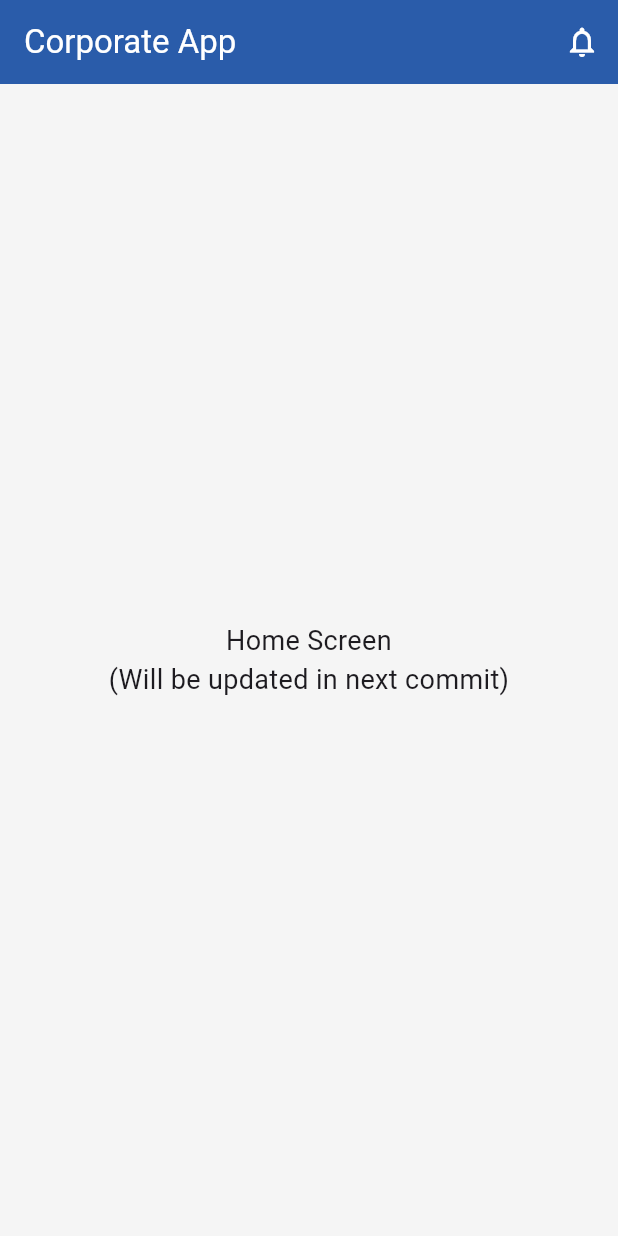
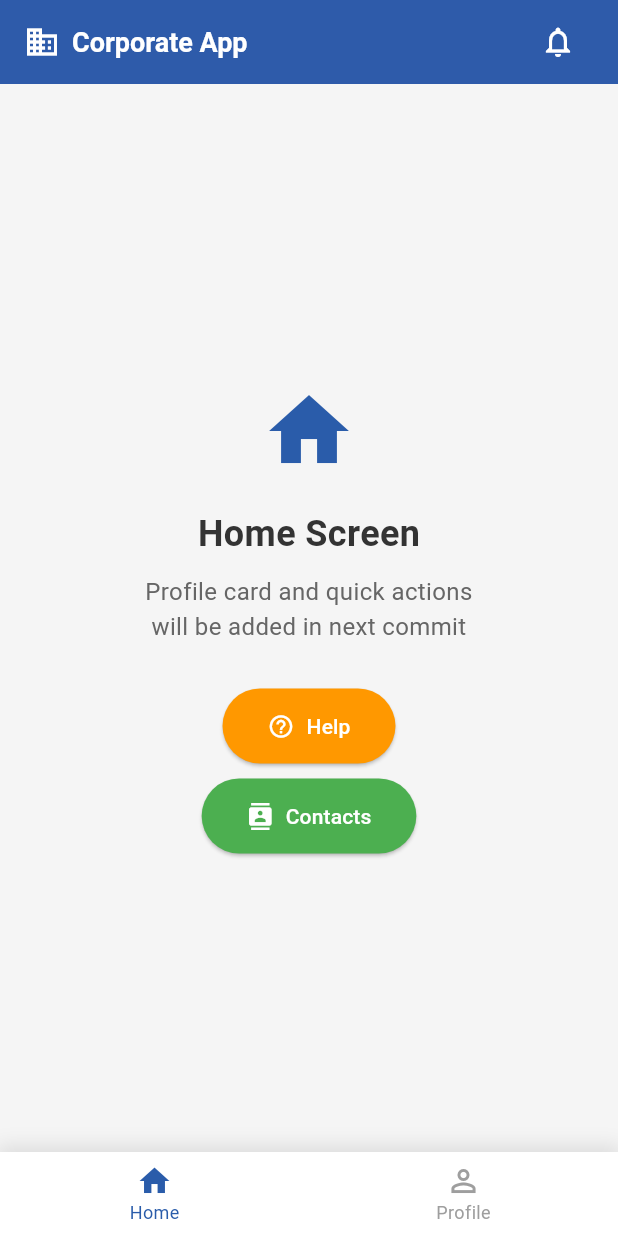
Before and after one commit to DidarTito/corporate_app, a Flutter app: the HomeScreen screen opened directly, on a phone screen of 412 x 824 dp. Run offline on Flutter 3.47's test engine with Material 3 defaults, Android fonts, the phone set to English and light mode, and no system bars.

Commit message:
navigation components added: custom appbar and bottom navbar (2 buttons)

```diff
--- a/lib/screens/home_screen.dart
+++ b/lib/screens/home_screen.dart
@@ -1,28 +1,163 @@
 import 'package:flutter/material.dart';
+import '../widgets/bottom_nav_bar.dart';
+import '../widgets/custom_app_bar.dart';
 import '../utils/constants.dart';
 
-class HomeScreen extends StatelessWidget {
+class HomeScreen extends StatefulWidget {
   const HomeScreen({super.key});
+
+  @override
+  State<HomeScreen> createState() => _HomeScreenState();
+}
+
+class _HomeScreenState extends State<HomeScreen> {
+  int _selectedIndex = 0;
+
+  // Только 2 экрана: Home и Profile
+  final List<Widget> _screens = [
+    const _HomeContent(),
+    const _PlaceholderScreen(title: 'Profile Screen'),
+  ];
+
+  void _onItemTapped(int index) {
+    setState(() {
+      _selectedIndex = index;
+    });
+  }
 
   @override
   Widget build(BuildContext context) {
     return Scaffold(
-      appBar: AppBar(
-        title: const Text(AppStrings.appName),
-        actions: [
-          IconButton(
-            icon: const Icon(Icons.notifications_outlined),
+      appBar: HomeAppBar(
+        onNotificationPressed: () {
+          // TODO: Will implement in Commit 3
+          ScaffoldMessenger.of(context).showSnackBar(
+            const SnackBar(
+              content: Text('Notifications screen will be added in next commit'),
+            ),
+          );
+        },
+      ),
+      body: _screens[_selectedIndex],
+      bottomNavigationBar: BottomNavBar(
+        currentIndex: _selectedIndex,
+        onTap: _onItemTapped,
+      ),
+    );
+  }
+}
+
+// Главный контент HomeScreen
+class _HomeContent extends StatelessWidget {
+  const _HomeContent();
+
+  @override
+  Widget build(BuildContext context) {
+    return Center(
+      child: Column(
+        mainAxisAlignment: MainAxisAlignment.center,
+        children: [
+          const Icon(
+            Icons.home,
+            size: 64,
+            color: AppColors.primaryBlue,
+          ),
+          const SizedBox(height: 20),
+          const Text(
+            'Home Screen',
+            style: TextStyle(
+              fontSize: 24,
+              fontWeight: FontWeight.bold,
+              color: AppColors.textPrimary,
+            ),
+          ),
+          const SizedBox(height: 10),
+          const Text(
+            'Profile card and quick actions\nwill be added in next commit',
+            textAlign: TextAlign.center,
+            style: TextStyle(
+              fontSize: 16,
+              color: AppColors.textSecondary,
+            ),
+          ),
+          const SizedBox(height: 30),
+          // Help button
+          ElevatedButton.icon(
             onPressed: () {
-              // TODO: Will implement in Commit 3
+              ScaffoldMessenger.of(context).showSnackBar(
+                const SnackBar(
+                  content: Text('Help screen - will be accessed from Home'),
+                ),
+              );
             },
+            icon: const Icon(Icons.help_outline),
+            label: const Text('Help'),
+            style: ElevatedButton.styleFrom(
+              backgroundColor: Colors.orange,
+              foregroundColor: Colors.white,
+              padding: const EdgeInsets.symmetric(horizontal: 30, vertical: 15),
+            ),
+          ),
+          const SizedBox(height: 10),
+          // Contacts button
+          ElevatedButton.icon(
+            onPressed: () {
+              ScaffoldMessenger.of(context).showSnackBar(
+                const SnackBar(
+                  content: Text('Contacts screen - will be accessed from Home'),
+                ),
+              );
+            },
+            icon: const Icon(Icons.contacts),
+            label: const Text('Contacts'),
+            style: ElevatedButton.styleFrom(
+              backgroundColor: Colors.green,
+              foregroundColor: Colors.white,
+              padding: const EdgeInsets.symmetric(horizontal: 30, vertical: 15),
+            ),
           ),
         ],
       ),
-      body: const Center(
-        child: Text(
-          'Home Screen\n(Will be updated in next commit)',
-          textAlign: TextAlign.center,
-          style: TextStyle(fontSize: 18),
+    );
+  }
+}
+
+// Заглушка для Profile Screen
+class _PlaceholderScreen extends StatelessWidget {
+  final String title;
+
+  const _PlaceholderScreen({required this.title});
+
+  @override
+  Widget build(BuildContext context) {
+    return Scaffold(
+      appBar: CustomAppBar(
+        title: title,
+        showBackButton: true,
+      ),
+      body: Center(
+        child: Column(
+          mainAxisAlignment: MainAxisAlignment.center,
+          children: [
+            const Icon(
+              Icons.person,
+              size: 64,
+              color: AppColors.primaryBlue,
+            ),
+            const SizedBox(height: 20),
+            Text(
+              title,
+              style: const TextStyle(
+                fontSize: 24,
+                fontWeight: FontWeight.bold,
+              ),
+            ),
+            const SizedBox(height: 10),
+            const Text(
+              'Will be implemented in next commit',
+              style: TextStyle(fontSize: 16, color: Colors.grey),
+            ),
+          ],
         ),
       ),
     );
--- a/lib/utils/constants.dart
+++ b/lib/utils/constants.dart
@@ -7,6 +7,8 @@ class AppColors {
   static const white = Color(0xFFFFFFFF);
   static const black = Color(0xFF000000);
   static const grey = Color(0xFF9E9E9E);
+  static const textPrimary = Color(0xFF333333);
+  static const textSecondary = Color(0xFF666666);
 }
 
 class AppStrings {
--- /dev/null
+++ b/lib/widgets/bottom_nav_bar.dart
@@ -0,0 +1,53 @@
+import 'package:flutter/material.dart';
+import '../utils/constants.dart';
+
+class BottomNavBar extends StatelessWidget {
+  final int currentIndex;
+  final Function(int) onTap;
+
+  const BottomNavBar({
+    super.key,
+    required this.currentIndex,
+    required this.onTap,
+  });
+
+  @override
+  Widget build(BuildContext context) {
+    return Container(
+      decoration: BoxDecoration(
+        color: Colors.white,
+        boxShadow: [
+          BoxShadow(
+            color: Colors.black.withOpacity(0.1),
+            blurRadius: 10,
+            spreadRadius: 2,
+            offset: const Offset(0, -2),
+          ),
+        ],
+      ),
+      child: BottomNavigationBar(
+        currentIndex: currentIndex,
+        onTap: onTap,
+        type: BottomNavigationBarType.fixed,
+        backgroundColor: Colors.transparent,
+        elevation: 0,
+        selectedItemColor: AppColors.primaryBlue,
+        unselectedItemColor: AppColors.grey,
+        selectedLabelStyle: const TextStyle(fontSize: 12),
+        unselectedLabelStyle: const TextStyle(fontSize: 12),
+        items: const [
+          BottomNavigationBarItem(
+            icon: Icon(Icons.home_outlined),
+            activeIcon: Icon(Icons.home),
+            label: 'Home',
+          ),
+          BottomNavigationBarItem(
+            icon: Icon(Icons.person_outline),
+            activeIcon: Icon(Icons.person),
+            label: 'Profile',
+          ),
+        ],
+      ),
+    );
+  }
+}
--- /dev/null
+++ b/lib/widgets/custom_app_bar.dart
@@ -0,0 +1,95 @@
+import 'package:flutter/material.dart';
+import '../utils/constants.dart';
+
+class CustomAppBar extends StatelessWidget implements PreferredSizeWidget {
+  final String? title;
+  final bool showBackButton;
+  final bool showNotificationButton;
+  final VoidCallback? onBackPressed;
+  final VoidCallback? onNotificationPressed;
+
+  const CustomAppBar({
+    super.key,
+    this.title,
+    this.showBackButton = false,
+    this.showNotificationButton = false,
+    this.onBackPressed,
+    this.onNotificationPressed,
+  });
+
+  @override
+  Size get preferredSize => const Size.fromHeight(kToolbarHeight);
+
+  @override
+  Widget build(BuildContext context) {
+    return AppBar(
+      backgroundColor: AppColors.primaryBlue,
+      foregroundColor: Colors.white,
+      elevation: 2,
+      leading: showBackButton
+          ? IconButton(
+              icon: const Icon(Icons.arrow_back),
+              onPressed: onBackPressed ?? () => Navigator.pop(context),
+            )
+          : null,
+      title: title != null
+          ? Text(
+              title!,
+              style: const TextStyle(
+                fontSize: 18,
+                fontWeight: FontWeight.w600,
+              ),
+            )
+          : null,
+      centerTitle: true,
+      actions: showNotificationButton
+          ? [
+              IconButton(
+                icon: const Icon(Icons.notifications_outlined),
+                onPressed: onNotificationPressed,
+              ),
+            ]
+          : null,
+    );
+  }
+}
+
+// App bar with logo on left and notification on right (for HomeScreen)
+class HomeAppBar extends StatelessWidget implements PreferredSizeWidget {
+  final VoidCallback? onNotificationPressed;
+
+  const HomeAppBar({
+    super.key,
+    this.onNotificationPressed,
+  });
+
+  @override
+  Size get preferredSize => const Size.fromHeight(kToolbarHeight);
+
+  @override
+  Widget build(BuildContext context) {
+    return AppBar(
+      backgroundColor: AppColors.primaryBlue,
+      foregroundColor: Colors.white,
+      elevation: 2,
+      title: Row(
+        children: [
+          const Icon(Icons.business, size: 24),
+          const SizedBox(width: 8),
+          const Text(
+            AppStrings.appName,
+            style: TextStyle(
+              fontSize: 18,
+              fontWeight: FontWeight.w600,
+            ),
+          ),
+          const Spacer(),
+          IconButton(
+            icon: const Icon(Icons.notifications_outlined),
+            onPressed: onNotificationPressed,
+          ),
+        ],
+      ),
+    );
+  }
+}
```
